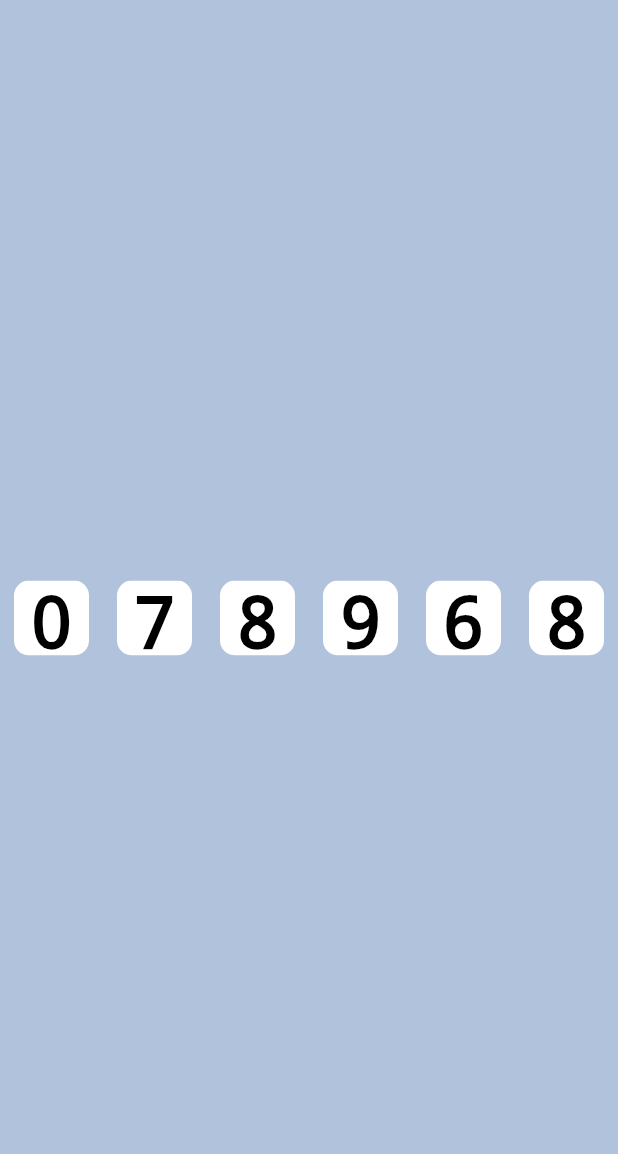
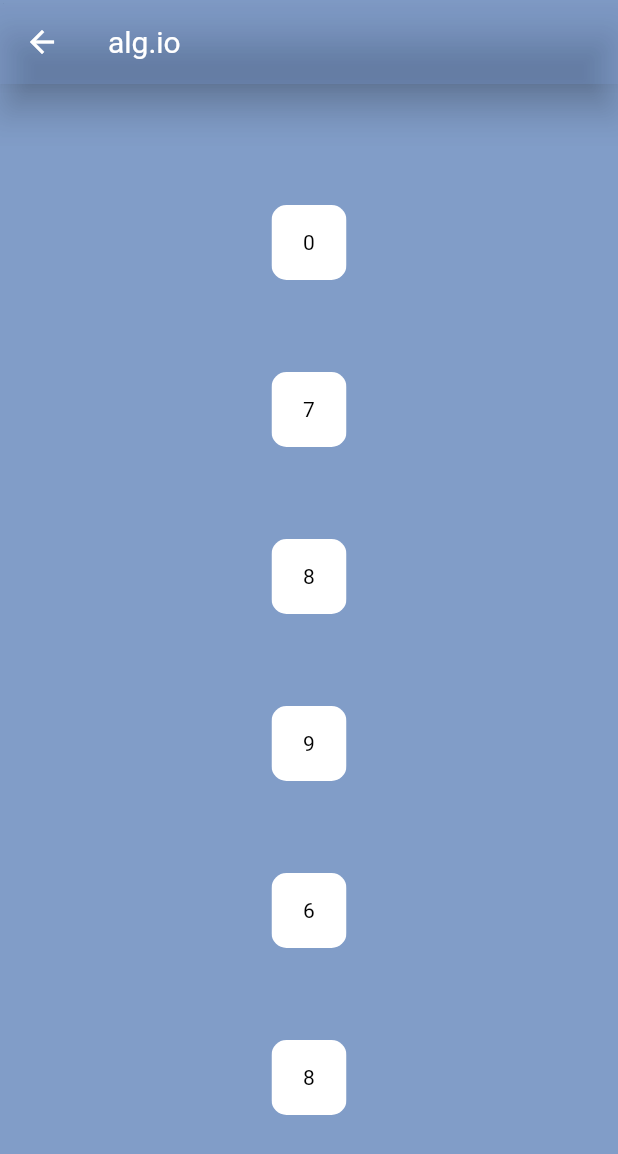
Before and after one commit to ted-marozzi/alg-io, a Flutter app: the SortingAlgScreen screen opened by its route, after a tap on "Merge Sort", on a phone screen of 412 x 824 dp. Shown: the top 1154 px of the screen. Run offline on Flutter 3.47's test engine with Material 2 defaults, Android fonts, the phone set to English and light mode, and no system bars; our stand-ins replace google_fonts; Roboto replaces fonts that are missing (Ubuntu).

Commit message:
Configured a global app bar widget

```diff
--- a/lib/main.dart
+++ b/lib/main.dart
@@ -5,6 +5,16 @@ import 'package:google_fonts/google_fonts.dart';
 
 void main() {
   runApp(AlgIO());
+}
+
+Widget appBar(BuildContext context, TextStyle titleFont) {
+  return AppBar(
+      elevation: 10,
+      backgroundColor: Theme.of(context).backgroundColor,
+      title: Text(
+        'alg.io',
+        style: titleFont,
+      ));
 }
 
 class AlgIO extends StatelessWidget {
@@ -101,13 +111,7 @@ class _HomeScreenState extends State<HomeScreen> {
     );
     return Scaffold(
       backgroundColor: Theme.of(context).backgroundColor,
-      appBar: AppBar(
-          elevation: 10,
-          backgroundColor: Theme.of(context).backgroundColor,
-          title: Text(
-            'alg.io',
-            style: titleFont,
-          )),
+      appBar: appBar(context, titleFont),
       body: _buildTopics(),
     );
   }
@@ -175,15 +179,10 @@ class _SortingAlgScreenState extends State<SortingAlgScreen> {
       fontSize: 20,
       color: Colors.white,
     );
+
     return Scaffold(
       backgroundColor: Theme.of(context).backgroundColor,
-      appBar: AppBar(
-          elevation: 10,
-          backgroundColor: Theme.of(context).backgroundColor,
-          title: Text(
-            'alg.io',
-            style: titleFont,
-          )),
+      appBar: appBar(context, titleFont),
       body: _buildTopics(),
     );
   }
@@ -241,12 +240,23 @@ class MergeSortScreen extends StatefulWidget {
 class _MergeSortScreenState extends State<MergeSortScreen> {
   @override
   Widget build(BuildContext context) {
-    int i = 0;
     Random rng = new Random();
-    return Container(
+
+    TextStyle titleFont = GoogleFonts.ubuntu(
+      textStyle: Theme.of(context).textTheme.headline4,
+      fontSize: 20,
+      color: Colors.white,
+    );
+
+    return Scaffold(
+        backgroundColor: Theme.of(context).backgroundColor,
+        appBar: appBar(context, titleFont),
+        body: Container(
           color: Theme.of(context).backgroundColor,
           child: Center(
-        child: Row(
+            child: Padding(
+              padding: const EdgeInsets.symmetric(vertical: 50, horizontal: 0),
+              child: Column(
                 mainAxisAlignment: MainAxisAlignment.spaceAround,
                 crossAxisAlignment: CrossAxisAlignment.center,
                 children: [
@@ -259,7 +269,8 @@ class _MergeSortScreenState extends State<MergeSortScreen> {
                 ],
               ),
             ),
-    );
+          ),
+        ));
   }
 
   Widget arrayBox(int i) {
```
Also changed, not shown: preview/merge-sort.png. Lines whose indentation alone changed are shown as unchanged.
